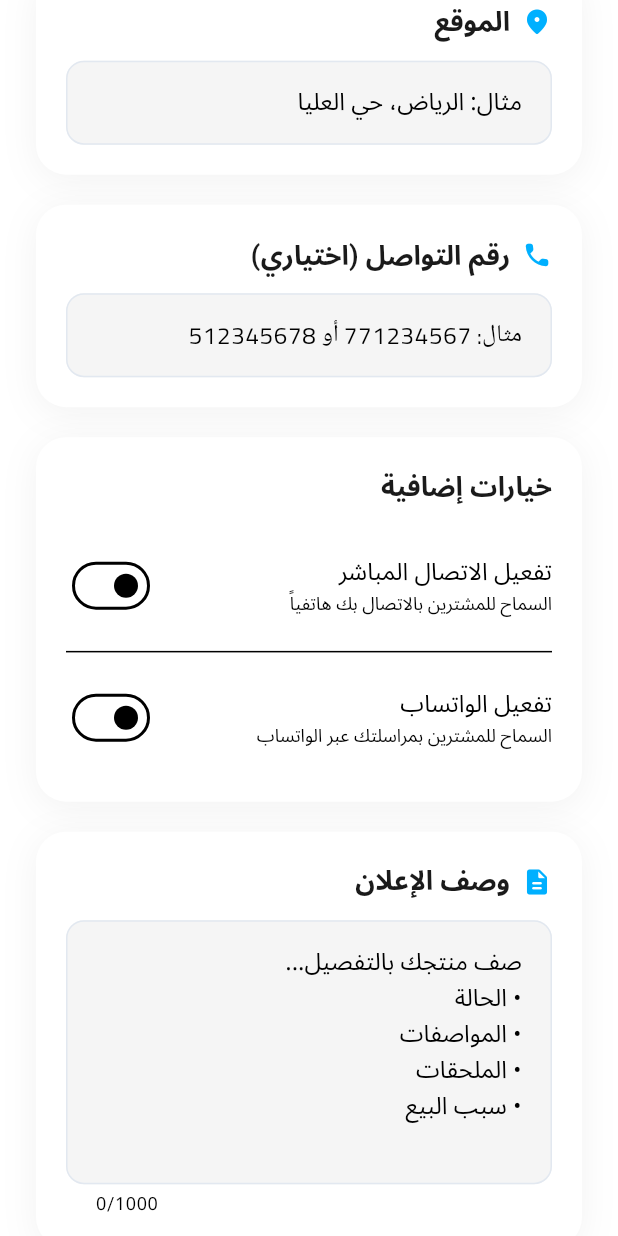
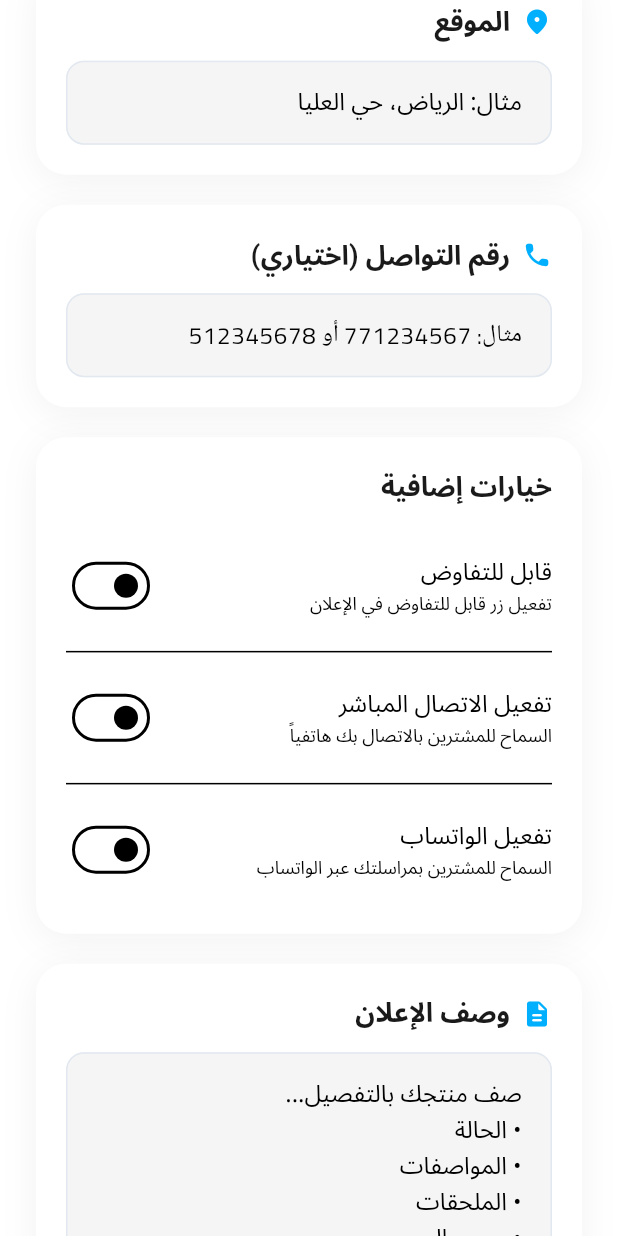
Before and after one commit to HassanY1010/chat-app, a Flutter app: the CreateAdScreen screen opened by its route, scrolled down 1152 dp, on a phone screen of 412 x 824 dp. Run offline on Flutter 3.47's test engine with Material 3 defaults, Android fonts, the light colour scheme and no system bars; our stand-ins replace cached_network_image, dio, flutter_local_notifications, flutter_rating_bar, flutter_svg, image_picker and 7 more; missing offline and left inert: pusher_channels_flutter; accounts and stored records are empty; network calls fail.

Commit message:
Restore Negotiable toggle in CreateAdScreen

```diff
--- a/app/classified_ads_app/lib/screens/create_ad_screen.dart
+++ b/app/classified_ads_app/lib/screens/create_ad_screen.dart
@@ -1224,6 +1224,25 @@ class _CreateAdScreenState extends State<CreateAdScreen> with SingleTickerProvid
                             const SizedBox(height: 16),
                             SwitchListTile.adaptive(
                               title: const Text(
+                                'قابل للتفاوض',
+                                style: TextStyle(fontFamily: 'NotoSansArabic'),
+                              ),
+                              subtitle: const Text(
+                                'تفعيل زر قابل للتفاوض في الإعلان',
+                                style: TextStyle(fontFamily: 'NotoSansArabic', fontSize: 12),
+                              ),
+                              value: _isNegotiable,
+                              onChanged: (value) {
+                                setState(() {
+                                  _isNegotiable = value;
+                                });
+                              },
+                              activeTrackColor: const Color(0xFF10B981),
+                              contentPadding: EdgeInsets.zero,
+                            ),
+                            const Divider(),
+                            SwitchListTile.adaptive(
+                              title: const Text(
                                 'تفعيل الاتصال المباشر',
                                 style: TextStyle(fontFamily: 'NotoSansArabic'),
                               ),
```
